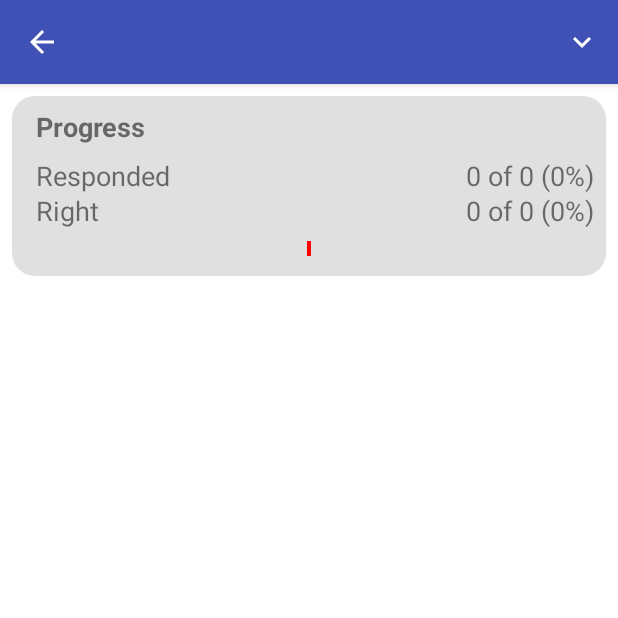
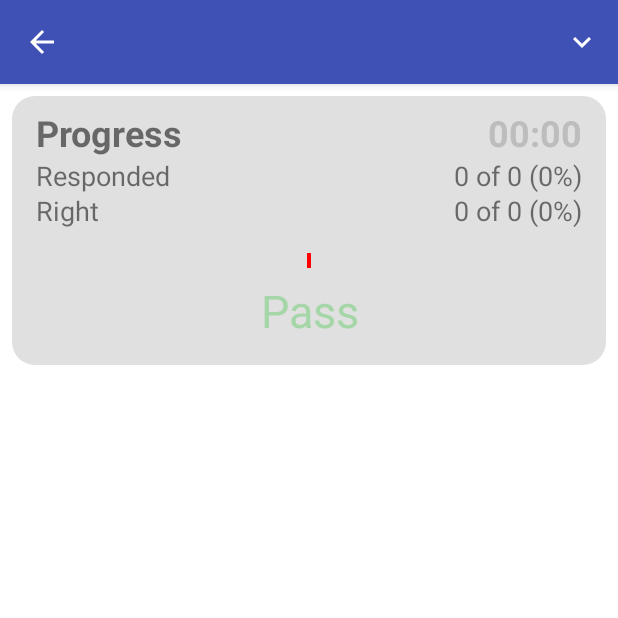
Before and after one commit to adalbero/LebenInDeutschland, an Android app: the ExamActivity screen opened directly, with no data from a screen before it, on a phone screen of 412 x 824 dp, the top half of it. Run offline under Robolectric (Android 15) with nearby library versions, the phone set to English and light mode, and no system bars; our stand-ins replace AdMob; 4 statements that could not run were skipped.

Commit message:
Ver 1.0.0 - First Release

```diff
--- a/app/build.gradle
+++ b/app/build.gradle
@@ -8,7 +8,7 @@ android {
         minSdkVersion 19
         targetSdkVersion 25
         versionCode 1
-        versionName "1.0"
+        versionName "1.0.0"
         testInstrumentationRunner "android.support.test.runner.AndroidJUnitRunner"
     }
     buildTypes {
--- a/app/src/main/java/com/adalbero/app/lebenindeutschland/ExamActivity.java
+++ b/app/src/main/java/com/adalbero/app/lebenindeutschland/ExamActivity.java
@@ -2,6 +2,7 @@ package com.adalbero.app.lebenindeutschland;
 
 import android.content.Intent;
 import android.os.Bundle;
+import android.support.v4.content.ContextCompat;
 import android.support.v7.app.AppCompatActivity;
 import android.view.Menu;
 import android.view.MenuItem;
@@ -12,10 +13,12 @@ import android.widget.TextView;
 import android.widget.Toast;
 
 import com.adalbero.app.lebenindeutschland.controller.AppController;
+import com.adalbero.app.lebenindeutschland.controller.Clock;
 import com.adalbero.app.lebenindeutschland.controller.Store;
 import com.adalbero.app.lebenindeutschland.data.exam.Exam2;
 import com.adalbero.app.lebenindeutschland.data.question.Question;
 import com.adalbero.app.lebenindeutschland.data.result.Exam2Result;
+import com.adalbero.app.lebenindeutschland.data.result.ResultInfo;
 
 import java.util.ArrayList;
 import java.util.List;
@@ -24,8 +27,11 @@ public class ExamActivity extends AppCompatActivity implements ResultCallback {
 
     private List<Question> data;
     private Exam2Result mResult;
+    private Clock mClock;
 
     private ListView mListView;
+    private TextView mClockView;
+    private TextView mResultView;
     private QuestionItemAdapter mAdapter;
 
     @Override
@@ -34,12 +40,13 @@ public class ExamActivity extends AppCompatActivity implements ResultCallback {
         setContentView(R.layout.activity_exam);
 
         Exam2 exam = AppController.getCurrentExam();
-        mResult = new Exam2Result();
 
         List<String> questions = exam.getQuestions();
 
         String title = exam.getTitle();
         getSupportActionBar().setTitle(title);
+
+        mResult = new Exam2Result();
 
         data = new ArrayList();
         if (questions != null) {
@@ -50,6 +57,11 @@ public class ExamActivity extends AppCompatActivity implements ResultCallback {
         }
 
         mAdapter = new QuestionItemAdapter(this, data, mResult, this);
+
+        mClockView = (TextView) findViewById(R.id.view_clock);
+        mClock = new Clock(mClockView);
+
+        mResultView = (TextView) findViewById(R.id.view_result);
 
         mListView = (ListView) findViewById(R.id.list_view);
         mListView.setAdapter(mAdapter);
@@ -112,30 +124,49 @@ public class ExamActivity extends AppCompatActivity implements ResultCallback {
     protected void onStart() {
         super.onStart();
 
+        mResult.reset();
+
         int position = Store.getQuestionIdx();
         mListView.setSelection(position);
 
         mAdapter.notifyDataSetChanged();
 
         updateResult();
+
+        mClock.start();
+    }
+
+    @Override
+    protected void onStop() {
+        super.onStop();
+
+        mClock.pause();
     }
 
     private void updateResult() {
-        int total = mResult.getCount();
-        int answerd = mResult.getAnswerdCount();
-        int right = mResult.countRightAnswers();
-
-        float perc_answerd = total == 0 ? 0 : (float) (100 * answerd / total);
-        float perc_right = answerd == 0 ? 0 : (float) (100 * right / answerd);
+        ResultInfo resultInfo = mResult.getResult();
 
         TextView text_total_value = (TextView) findViewById(R.id.text_value1);
-        text_total_value.setText(String.format("%d of %d (%.0f%%)", answerd, total, perc_answerd));
+        text_total_value.setText(String.format("%d of %d (%.0f%%)", resultInfo.answered, resultInfo.total, resultInfo.getAnsweredPerc()));
 
         TextView text_answerd_value = (TextView) findViewById(R.id.text_value2);
-        text_answerd_value.setText(String.format("%d of %d (%.0f%%)", right, answerd, perc_right));
+        text_answerd_value.setText(String.format("%d of %d (%.0f%%)", resultInfo.right, resultInfo.answered, resultInfo.getRightPerc()));
 
         ProgressView progressView = (ProgressView) findViewById(R.id.view_progress);
-        progressView.setProgress(mResult);
+        progressView.setProgress(resultInfo);
+
+        if (resultInfo.isFinished()) {
+            mClock.stop();
+
+            if (resultInfo.isPass()) {
+                mResultView.setText("Pass");
+                mResultView.setTextColor(ContextCompat.getColor(this, R.color.colorRightDark));
+            } else {
+                mResultView.setText("Fail");
+                mResultView.setTextColor(ContextCompat.getColor(this, R.color.colorWrongDark));
+            }
+            mResultView.setVisibility(View.VISIBLE);
+        }
     }
 
     private void goQuestion(int idx) {
@@ -149,10 +180,4 @@ public class ExamActivity extends AppCompatActivity implements ResultCallback {
         updateResult();
     }
 
-    @Override
-    protected void onRestoreInstanceState(Bundle savedInstanceState) {
-        super.onRestoreInstanceState(savedInstanceState);
-        Toast.makeText(this, "Restore state", Toast.LENGTH_SHORT).show();
-    }
-
 }
--- a/app/src/main/java/com/adalbero/app/lebenindeutschland/ProgressView.java
+++ b/app/src/main/java/com/adalbero/app/lebenindeutschland/ProgressView.java
@@ -9,7 +9,7 @@ import android.support.v4.content.ContextCompat;
 import android.util.AttributeSet;
 import android.view.View;
 
-import com.adalbero.app.lebenindeutschland.data.result.Exam2Result;
+import com.adalbero.app.lebenindeutschland.data.result.ResultInfo;
 
 /**
  * Created by Adalbero on 19/05/2017.
@@ -18,22 +18,14 @@ import com.adalbero.app.lebenindeutschland.data.result.Exam2Result;
 public class ProgressView extends View {
     Paint paint = new Paint();
 
-    private int total;
-    private int right;
-    private int wrong;
+    private ResultInfo mResultInfo;
 
     public ProgressView(Context context, AttributeSet attrs) {
         super(context, attrs);
     }
 
-    public void setProgress(Exam2Result result) {
-        int total = result.getCount();
-        int answerd = result.getAnswerdCount();
-        int right = result.countRightAnswers();
-
-        this.total = total;
-        this.right = right;
-        this.wrong = answerd - right;
+    public void setProgress(ResultInfo resultInfo) {
+        mResultInfo = resultInfo;
 
         invalidate();
     }
@@ -50,18 +42,20 @@ public class ProgressView extends View {
 
         paint.setStyle(Paint.Style.FILL);
 
-        int dx = (total == 0 ? w: w / total);
-        int corner = h / 2;
+        float dx = (mResultInfo.total == 0 ? w : (float) w / mResultInfo.total);
+        float corner = h / 2;
 
-        for (int i=0; i<total; i++) {
-            paint.setColor( i < right ? colorRight : i < right + wrong ? colorWrong : colorNotAnswerd);
-            rectF.set(i*dx, 2, (i+1)*dx, h-2);
+        if (dx < corner)
+            corner = 0;
+
+        for (int i = 0; i < mResultInfo.total; i++) {
+            paint.setColor(i < mResultInfo.right ? colorRight : i < mResultInfo.answered ? colorWrong : colorNotAnswerd);
+            rectF.set(i * dx, 2, (i + 1) * dx, h - 2);
             canvas.drawRoundRect(rectF, corner, corner, paint);
-
         }
 
         paint.setColor(Color.RED);
-        rectF.set(w/2-2, 0, w/2+2, h);
+        rectF.set(w / 2 - 2, 0, w / 2 + 2, h);
         canvas.drawRect(rectF, paint);
     }
 
--- /dev/null
+++ b/app/src/main/java/com/adalbero/app/lebenindeutschland/controller/Clock.java
@@ -0,0 +1,107 @@
+package com.adalbero.app.lebenindeutschland.controller;
+
+import android.os.CountDownTimer;
+import android.support.v4.content.ContextCompat;
+import android.view.View;
+import android.widget.TextView;
+
+import com.adalbero.app.lebenindeutschland.R;
+
+import java.text.DateFormat;
+import java.text.SimpleDateFormat;
+import java.util.Date;
+
+/**
+ * Created by Adalbero on 28/05/2017.
+ */
+
+public class Clock {
+    private static final String KEY_CLOCK_TIME = "exam.result.mCountDouwn.time";
+    private static final String KEY_CLOCK_STOP = "exam.result.mCountDouwn.stop";
+    private static final String KEY_CLOCK_DEFAULT = "param.timer";
+
+    private TextView mClockView;
+    private int mTime;
+    private CountDownTimer mCountDouwn;
+    private int mDefaultTime;
+
+    public Clock(TextView clockView) {
+        mClockView = clockView;
+        mDefaultTime = Store.getInt(KEY_CLOCK_DEFAULT, 1 * 60 * 60);
+    }
+
+    public void start() {
+        mTime = Store.getInt(KEY_CLOCK_TIME, mDefaultTime);
+        boolean stop = Store.getInt(KEY_CLOCK_STOP, 0) == 1;
+
+        if (mCountDouwn != null) {
+            mCountDouwn.cancel();
+        }
+
+        if (stop) {
+            updateView();
+        } else {
+            Store.setInt(KEY_CLOCK_STOP, 0);
+            mCountDouwn = new CountDownTimer(mTime * 1000, 1000) {
+
+                @Override
+                public void onTick(long millisUntilFinished) {
+                    mTime = (int) (millisUntilFinished / 1000);
+                    Store.setInt(KEY_CLOCK_TIME, mTime);
+                    updateView();
+                }
+
+                @Override
+                public void onFinish() {
+                    mTime = 0;
+                    Store.setInt(KEY_CLOCK_TIME, mTime);
+                    updateView();
+                }
+            };
+
+            mCountDouwn.start();
+        }
+    }
+
+    private String format(int timeInSec) {
+        Date date = new Date(timeInSec * 1000);
+        DateFormat formatter = new SimpleDateFormat(timeInSec > 60 * 60 ? "H:mm:ss" : "mm:ss");
+        String text = formatter.format(date);
+
+        return text;
+    }
+
+    private void updateView() {
+        boolean stop = Store.getInt(KEY_CLOCK_STOP, 0) == 1;
+
+        mClockView.setText(format(mTime));
+        if (stop || isTimout()) {
+            mClockView.setTextColor(ContextCompat.getColor(mClockView.getContext(), R.color.colorNotAnswerd));
+        }
+
+        if (isTimout()) {
+            TextView mResultView = (TextView) mClockView.getRootView().findViewById(R.id.view_result);
+            if (mResultView != null) {
+                mResultView.setText("Time Out");
+                mResultView.setVisibility(View.VISIBLE);
+                mResultView.setTextColor(ContextCompat.getColor(mClockView.getContext(), R.color.colorWrongDark));
+            }
+        }
+    }
+
+    public void pause() {
+        if (mCountDouwn != null)
+            mCountDouwn.cancel();
+    }
+
+    public void stop() {
+        Store.setInt(KEY_CLOCK_STOP, 1);
+        if (mCountDouwn != null)
+            mCountDouwn.cancel();
+        updateView();
+    }
+
+    public boolean isTimout() {
+        return mTime == 0;
+    }
+}
--- a/app/src/main/java/com/adalbero/app/lebenindeutschland/controller/Debug.java
+++ b/app/src/main/java/com/adalbero/app/lebenindeutschland/controller/Debug.java
@@ -22,7 +22,7 @@ public class Debug {
 
             Object value = prefs.get(key);
 
-            Log.d("MyApp", key + " : " + value);
+            Log.i("MyApp", key + " : " + value);
         }
     }
 
--- a/app/src/main/java/com/adalbero/app/lebenindeutschland/controller/Store.java
+++ b/app/src/main/java/com/adalbero/app/lebenindeutschland/controller/Store.java
@@ -19,7 +19,7 @@ import java.util.TreeSet;
 public class Store {
     public static final String KEY_EXAM_NAME = "exam.name";
     public static final String KEY_QUESTION_IDX = "exam.question.idx";
-    public static final String KEY_EXAM_INLINE = "pref.inline";
+    public static final String KEY_EXAM_INLINE = "pref.inline.mode";
     public static final String KEY_TAGS_TERMS = "pref.Tags.terms";
 
     public static void remove(String key) {
@@ -69,6 +69,16 @@ public class Store {
         return getPreferences().getInt(key, def);
     }
 
+    public static void setBoolean(String key, boolean value) {
+        SharedPreferences.Editor edit = getPreferences().edit();
+        edit.putBoolean(key, value);
+        edit.commit();
+    }
+
+    public static boolean getBoolean(String key, boolean def) {
+        return getPreferences().getBoolean(key, def);
+    }
+
     public static String getExamName() {
         String name = Store.getString(KEY_EXAM_NAME, null);
         return name;
@@ -100,12 +110,12 @@ public class Store {
     }
 
     public static void setExamInline(boolean inline) {
-        Store.setInt(KEY_EXAM_INLINE, inline ? 1 : 0);
+        Store.setBoolean(KEY_EXAM_INLINE, inline);
     }
 
     public static boolean getExamInline() {
-        int inline = Store.getInt(KEY_EXAM_INLINE, 0);
-        return (inline == 1);
+        boolean inline = Store.getBoolean(KEY_EXAM_INLINE, false);
+        return inline;
     }
 
     public static void resetExam() {
--- a/app/src/main/java/com/adalbero/app/lebenindeutschland/data/result/Exam2Result.java
+++ b/app/src/main/java/com/adalbero/app/lebenindeutschland/data/result/Exam2Result.java
@@ -24,7 +24,7 @@ public class Exam2Result {
     private Exam2 mExam;
 
     public Exam2Result() {
-        getAnswerList();
+//        getAnswerList();
     }
 
     public Exam2 getExam() {
@@ -50,6 +50,11 @@ public class Exam2Result {
         return mAnswerList;
     }
 
+    public void reset() {
+        mAnswerList = null;
+        getAnswerList();
+    }
+
     public void saveAnserList() {
         Store.setList(KEY_ANSWER_LIST, getAnswerList());
     }
@@ -70,38 +75,33 @@ public class Exam2Result {
         return getAnswerList().size();
     }
 
-    public int getAnswerdCount() {
+    public ResultInfo getResult() {
+        Exam2 exam = getExam();
         List<String> answerList = getAnswerList();
-        int count = 0;
+
+        ResultInfo result = new ResultInfo();
+        result.total = getCount();
 
         for (int i = 0; i < answerList.size(); i++) {
             if (answerList.get(i) != null) {
-                count++;
-            }
-        }
+                result.answered++;
 
-        return count;
-    }
-
-    public int countRightAnswers() {
-        Exam2 exam = getExam();
-        List<String> answerList = getAnswerList();
-
-        int right = 0;
-
-        for (int i = 0; i < answerList.size(); i++) {
                 String answer = answerList.get(i);
                 if (answer != null) {
                     String num = exam.getQuestions().get(i);
                     Question q = getQuestionDB().findByNum(num);
                     if (q != null) {
                         if (answer.charAt(0) - 'a' == q.getAnswer())
-                        right++;
+                            result.right++;
                     }
                 }
             }
 
-        return right;
+        }
+
+        result.wrong = result.answered - result.right;
+
+        return result;
     }
 
     public int getAnswerStatus(String num) {
--- /dev/null
+++ b/app/src/main/java/com/adalbero/app/lebenindeutschland/data/result/ResultInfo.java
@@ -0,0 +1,30 @@
+package com.adalbero.app.lebenindeutschland.data.result;
+
+/**
+ * Created by Adalbero on 28/05/2017.
+ */
+
+public class ResultInfo {
+    public int total;
+    public int answered;
+    public int right;
+    public int wrong;
+
+    public boolean isFinished() {
+        return total == answered;
+    }
+
+    public float getAnsweredPerc() {
+        float perc = total == 0 ? 0 : (float) (100 * answered / total);
+        return perc;
+    }
+
+    public float getRightPerc() {
+        float perc = answered == 0 ? 0 : (float) (100 * right / answered);
+        return perc;
+    }
+
+    public boolean isPass() {
+        return right >= (float)total/2;
+    }
+}
--- a/app/src/main/res/layout-land/activity_exam.xml
+++ b/app/src/main/res/layout-land/activity_exam.xml
@@ -9,7 +9,7 @@
     <include
         android:id="@+id/include"
         layout="@layout/result_item"
-        android:layout_width="300dp"
+        android:layout_width="280dp"
         android:layout_height="0dp"
         android:layout_marginBottom="8dp"
         android:layout_marginLeft="8dp"
--- a/app/src/main/res/layout/activity_exam.xml
+++ b/app/src/main/res/layout/activity_exam.xml
@@ -11,7 +11,7 @@
         android:id="@+id/include"
         layout="@layout/result_item"
         android:layout_width="0dp"
-        android:layout_height="120dp"
+        android:layout_height="wrap_content"
         android:layout_marginLeft="8dp"
         android:layout_marginRight="8dp"
         android:layout_marginTop="8dp"
--- a/app/src/main/res/layout/result_item.xml
+++ b/app/src/main/res/layout/result_item.xml
@@ -12,23 +12,32 @@
         android:id="@+id/view_header"
         android:layout_width="0dp"
         android:layout_height="wrap_content"
-        android:layout_marginLeft="8dp"
-        android:layout_marginRight="8dp"
-        android:padding="8dp"
+        android:layout_marginLeft="16dp"
+        android:layout_marginTop="8dp"
         android:text="Progress"
-        android:textSize="18sp"
+        android:textSize="24sp"
         android:textStyle="bold"
         app:layout_constraintLeft_toLeftOf="parent"
+        app:layout_constraintTop_toTopOf="parent" />
+
+    <TextView
+        android:id="@+id/view_clock"
+        android:layout_width="wrap_content"
+        android:layout_height="wrap_content"
+        android:layout_marginRight="16dp"
+        android:layout_marginTop="0dp"
+        android:text="00:00"
+        android:textAlignment="textEnd"
+        android:textSize="24sp"
+        android:textStyle="bold"
         app:layout_constraintRight_toRightOf="parent"
-        app:layout_constraintTop_toTopOf="parent"
-        android:layout_marginTop="0dp"
-        app:layout_constraintHorizontal_bias="0.5" />
+        app:layout_constraintTop_toTopOf="@+id/view_header" />
 
     <TextView
         android:id="@+id/view_question"
         android:layout_width="0dp"
         android:layout_height="wrap_content"
-        android:layout_marginLeft="8dp"
+        android:layout_marginLeft="0dp"
         android:layout_marginTop="0dp"
         android:text="Responded"
         android:textSize="18sp"
@@ -37,18 +46,15 @@
 
     <TextView
         android:id="@+id/text_value1"
-        android:layout_width="0dp"
+        android:layout_width="wrap_content"
         android:layout_height="wrap_content"
         android:layout_marginRight="0dp"
         android:layout_marginTop="0dp"
         android:text="0"
         android:textAlignment="textEnd"
         android:textSize="18sp"
-        app:layout_constraintRight_toRightOf="@+id/view_header"
-        app:layout_constraintTop_toTopOf="@+id/view_question"
-        app:layout_constraintLeft_toRightOf="@+id/view_question"
-        android:layout_marginLeft="8dp"
-        app:layout_constraintHorizontal_bias="0.5" />
+        app:layout_constraintRight_toRightOf="@+id/view_clock"
+        app:layout_constraintTop_toTopOf="@+id/view_question" />
 
     <TextView
         android:id="@+id/text_label2"
@@ -59,24 +65,22 @@
         android:layout_marginTop="-1dp"
         android:text="Right"
         android:textSize="18sp"
+        app:layout_constraintHorizontal_bias="0.5"
         app:layout_constraintLeft_toLeftOf="@+id/view_question"
         app:layout_constraintRight_toRightOf="@+id/view_question"
-        app:layout_constraintTop_toBottomOf="@+id/view_question"
-        app:layout_constraintHorizontal_bias="0.5" />
+        app:layout_constraintTop_toBottomOf="@+id/view_question" />
 
     <TextView
         android:id="@+id/text_value2"
-        android:layout_width="0dp"
+        android:layout_width="wrap_content"
         android:layout_height="wrap_content"
         android:layout_marginRight="0dp"
-        android:layout_marginTop="-1dp"
+        android:layout_marginTop="0dp"
         android:text="0"
         android:textAlignment="textEnd"
         android:textSize="18sp"
-        app:layout_constraintLeft_toLeftOf="@+id/text_value1"
         app:layout_constraintRight_toRightOf="@+id/text_value1"
-        app:layout_constraintTop_toBottomOf="@+id/text_value1"
-        app:layout_constraintHorizontal_bias="0.5" />
+        app:layout_constraintTop_toTopOf="@+id/text_label2" />
 
     <com.adalbero.app.lebenindeutschland.ProgressView
         android:id="@+id/view_progress"
@@ -85,12 +89,38 @@
         android:layout_marginBottom="16dp"
         android:layout_marginLeft="24dp"
         android:layout_marginRight="24dp"
-        android:layout_marginTop="8dp"
-        app:layout_constraintBottom_toBottomOf="parent"
-        app:layout_constraintHorizontal_bias="0.5"
+        android:layout_marginTop="16dp"
+        app:layout_constraintHorizontal_bias="0.0"
         app:layout_constraintLeft_toLeftOf="parent"
         app:layout_constraintRight_toRightOf="parent"
-        app:layout_constraintTop_toBottomOf="@+id/text_label2"
-        app:layout_constraintVertical_bias="0.0" />
+        app:layout_constraintTop_toBottomOf="@+id/text_label2" />
+
+    <TextView
+        android:id="@+id/view_result"
+        android:layout_width="0dp"
+        android:layout_height="wrap_content"
+        android:layout_marginLeft="8dp"
+        android:layout_marginRight="8dp"
+        android:layout_marginTop="8dp"
+        android:text="Pass"
+        android:textAlignment="center"
+        android:textSize="30sp"
+        android:visibility="gone"
+        app:layout_constraintHorizontal_bias="0.0"
+        app:layout_constraintLeft_toLeftOf="parent"
+        app:layout_constraintRight_toRightOf="parent"
+        app:layout_constraintTop_toBottomOf="@+id/view_progress" />
+
+    <Space
+        android:id="@+id/space"
+        android:layout_width="0dp"
+        android:layout_height="16dp"
+        android:layout_marginLeft="8dp"
+        android:layout_marginRight="8dp"
+        android:layout_marginTop="0dp"
+        app:layout_constraintHorizontal_bias="0.0"
+        app:layout_constraintLeft_toLeftOf="parent"
+        app:layout_constraintRight_toRightOf="parent"
+        app:layout_constraintTop_toBottomOf="@+id/view_result" />
 
 </android.support.constraint.ConstraintLayout>
```
Also changed, not shown: app/src/main/java/com/adalbero/app/lebenindeutschland/QuestionActivity.java (+39 -14 lines), app/src/main/java/com/adalbero/app/lebenindeutschland/QuestionViewHolder.java (+15 -11 lines), app/src/main/java/com/adalbero/app/lebenindeutschland/controller/AppController.java (+4 -4 lines), app/src/main/res/layout/activity_question2.xml (+33 -7 lines), app/src/main/res/xml/preferences.xml (+8 -1 lines). Lines whose indentation alone changed are shown as unchanged.
